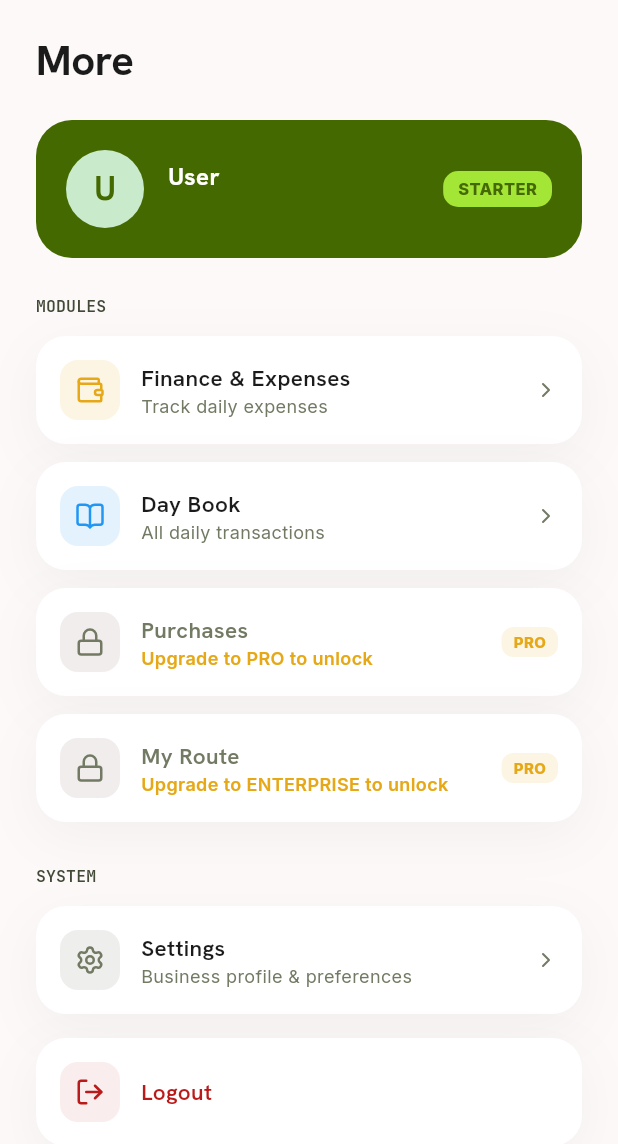
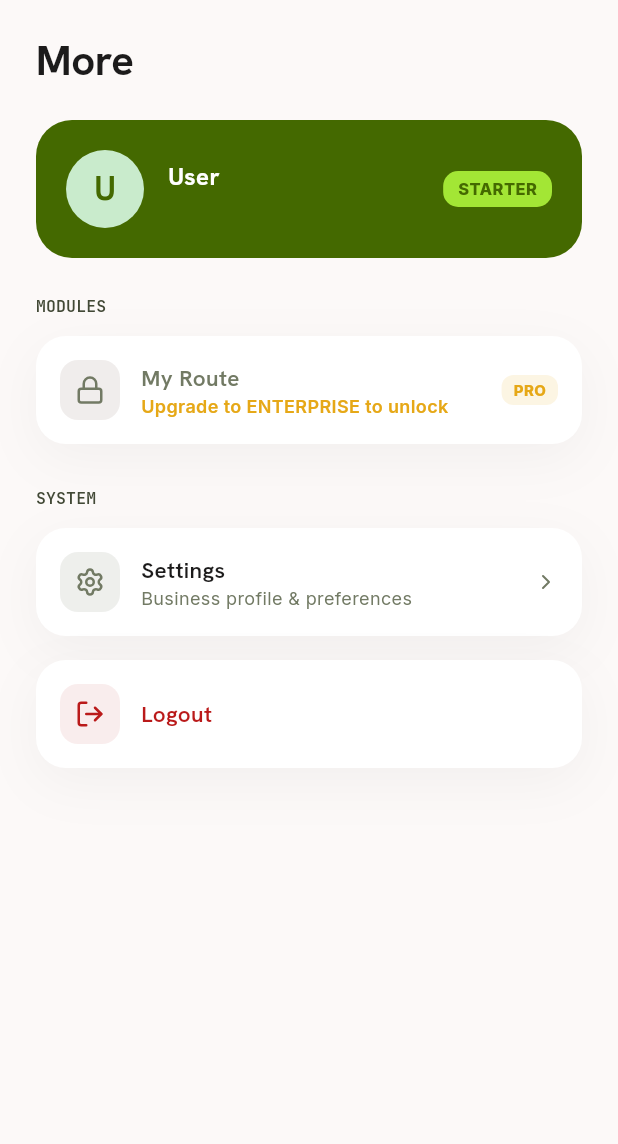
Before and after one commit to beinguvaize/StockMate, a Flutter app: the MenuScreen screen opened directly, on a phone screen of 412 x 824 dp. Shown: the top 1144 px of the screen. Run offline on Flutter 3.47's test engine with Material 3 defaults, Android fonts, the phone set to English and light mode, and no system bars; our stand-ins replace connectivity_plus, drift, flutter_riverpod, google_fonts, local_auth, lucide_icons and 3 more; missing offline and left inert: local_auth_android, local_auth_darwin, mobile_scanner; accounts and stored records are empty; generated files the repository leaves out were written again.

Commit message:
feat(mobile): RBAC parity with web app
Mobile only distinguished OWNER vs STAFF. Port the full web role
matrix to feature_gate.dart:
- GLOBAL_ADMIN / OWNER → all
- STAFF → view all, edit sales/clients/daybook
- SALES → sales/clients/daybook
- INVENTORY → inventory/purchases/suppliers
- DRIVER → vehicles/sales
- CUSTOM → granular permissions map

Add hasModulePermission, hasRole, canEdit. Load the user's
granular `permissions` jsonb into UserProfile/TenantContext.
Route menu + desktop-shell gating through the shared matrix.

Co-Authored-By: Claude Sonnet 4.6 <noreply@anthropic.com>

```diff
--- a/mobile_app/lib/core/auth/feature_gate.dart
+++ b/mobile_app/lib/core/auth/feature_gate.dart
@@ -12,6 +12,7 @@ const featureMinPlan = {
   'daybook': 'STARTER',
   'invoices': 'STARTER',
   'purchases': 'PRO',
+  'suppliers': 'PRO',
   'gstr': 'PRO',
   'reports': 'PRO',
   'hr': 'PRO',
@@ -20,36 +21,108 @@ const featureMinPlan = {
   'audit_log': 'ENTERPRISE',
 };
 
-// Role access — STAFF cannot access these features
-const staffBlocked = [
-  'reports',
-  'gstr',
-  'hr',
-  'users',
-  'audit_log',
-  'settings',
-];
+/// Mobile feature key → web module key alias map.
+/// Keys that don't appear here map 1:1.
+const _featureToModuleKey = <String, String>{
+  'logistics': 'vehicles',
+  'pos': 'sales',
+};
 
-/// Returns true if the user can access the given feature based on their plan and roles.
-/// First checks plan requirement, then role restrictions.
+String _toModuleKey(String feature) => _featureToModuleKey[feature] ?? feature;
+
+/// Faithful port of the web `hasPermission(moduleKey, action)` function.
+/// No plan check — pure role/permission logic.
+///
+/// [moduleKey]   — the web module key (already aliased before calling)
+/// [action]      — 'view' or 'edit'
+/// [roles]       — list of role strings from the user record
+/// [permissions] — optional granular permissions map: { moduleKey: { 'view': bool, 'edit': bool } }
+bool hasModulePermission(
+  String moduleKey,
+  String action, {
+  required List<String> roles,
+  Map<dynamic, dynamic>? permissions,
+}) {
+  if (roles.contains('GLOBAL_ADMIN')) return true;
+  if (roles.contains('OWNER')) return true;
+
+  if (roles.contains('STAFF')) {
+    if (action == 'view') return true;
+    return ['sales', 'clients', 'daybook'].contains(moduleKey);
+  }
+
+  if (roles.contains('SALES')) {
+    return ['sales', 'clients', 'daybook'].contains(moduleKey);
+  }
+
+  if (roles.contains('INVENTORY')) {
+    return ['inventory', 'purchases', 'suppliers'].contains(moduleKey);
+  }
+
+  if (roles.contains('DRIVER')) {
+    return ['vehicles', 'sales'].contains(moduleKey);
+  }
+
+  // CUSTOM / other roles — check granular permissions object
+  if (permissions != null) {
+    final modulePerms = permissions[moduleKey];
+    if (modulePerms is Map) {
+      final val = modulePerms[action];
+      return val == true;
+    }
+  }
+
+  return false;
+}
+
+/// Faithful port of the web `hasRole(role)` function.
+/// GLOBAL_ADMIN always returns true; otherwise checks exact role membership.
+bool hasRole(String role, List<String> roles) {
+  if (roles.contains('GLOBAL_ADMIN')) return true;
+  return roles.contains(role);
+}
+
+/// Returns true if the user can access [feature] for 'view' action AND edit if specified.
+///
+/// Checks plan gating first (unchanged), then applies the full web role matrix
+/// for the 'view' action via [hasModulePermission].
 bool canAccess(
   String feature, {
   required List<String> roles,
   required String plan,
+  Map<dynamic, dynamic>? permissions,
 }) {
-  // Check plan requirement
+  // Plan check — unchanged from original
   final minPlan = featureMinPlan[feature] ?? 'STARTER';
   final userPlanLevel = planOrder[plan] ?? 0;
   final requiredPlanLevel = planOrder[minPlan] ?? 0;
   if (userPlanLevel < requiredPlanLevel) return false;
 
-  // Check role restriction — if user is STAFF (and not OWNER), block staff-restricted features
-  final isOwner = roles.contains('OWNER');
-  if (!isOwner && roles.contains('STAFF')) {
-    if (staffBlocked.contains(feature)) return false;
-  }
+  // Role/permission check using web matrix (view action)
+  final moduleKey = _toModuleKey(feature);
+  return hasModulePermission(
+    moduleKey,
+    'view',
+    roles: roles,
+    permissions: permissions,
+  );
+}
 
-  return true;
+/// Returns true if the user can edit [feature].
+/// Uses the web role matrix with action='edit'.
+/// No plan check (caller should use canAccess for plan gate).
+bool canEdit(
+  String feature, {
+  required List<String> roles,
+  Map<dynamic, dynamic>? permissions,
+}) {
+  final moduleKey = _toModuleKey(feature);
+  return hasModulePermission(
+    moduleKey,
+    'edit',
+    roles: roles,
+    permissions: permissions,
+  );
 }
 
 /// Returns true if the user's plan meets the feature's minimum plan requirement.
--- a/mobile_app/lib/features/menu/presentation/menu_screen.dart
+++ b/mobile_app/lib/features/menu/presentation/menu_screen.dart
@@ -45,8 +45,8 @@ class MenuScreen extends ConsumerWidget {
                 data: (ctx) {
                   final roles = ctx?.userRoles ?? [];
                   final plan = ctx?.plan ?? 'STARTER';
+                  final permissions = ctx?.permissions;
                   final name = ctx?.userProfile.name ?? ctx?.userProfile.email ?? 'User';
-                  final isOwner = roles.contains('OWNER');
 
                   return Column(
                     crossAxisAlignment: CrossAxisAlignment.start,
@@ -136,6 +136,7 @@ class MenuScreen extends ConsumerWidget {
                         feature: 'expenses',
                         roles: roles,
                         plan: plan,
+                        permissions: permissions,
                         onTap: () => Navigator.push(context, MaterialPageRoute(builder: (_) => const FinanceScreen())),
                       ),
                       _MenuCard(
@@ -146,6 +147,7 @@ class MenuScreen extends ConsumerWidget {
                         feature: 'daybook',
                         roles: roles,
                         plan: plan,
+                        permissions: permissions,
                         onTap: () => Navigator.push(context, MaterialPageRoute(builder: (_) => const DayBookScreen())),
                       ),
                       _MenuCard(
@@ -156,9 +158,10 @@ class MenuScreen extends ConsumerWidget {
                         feature: 'purchases',
                         roles: roles,
                         plan: plan,
+                        permissions: permissions,
                         onTap: () => Navigator.push(context, MaterialPageRoute(builder: (_) => const PurchasesScreen())),
                       ),
-                      if (!staffBlocked.contains('reports') || isOwner)
+                      if (canAccess('reports', roles: roles, plan: plan, permissions: permissions))
                         _MenuCard(
                           icon: LucideIcons.barChart2,
                           iconColor: AppColors.primary,
@@ -167,9 +170,10 @@ class MenuScreen extends ConsumerWidget {
                           feature: 'reports',
                           roles: roles,
                           plan: plan,
+                          permissions: permissions,
                           onTap: () => Navigator.push(context, MaterialPageRoute(builder: (_) => const ReportsScreen())),
                         ),
-                      if (isOwner)
+                      if (canAccess('hr', roles: roles, plan: plan, permissions: permissions))
                         _MenuCard(
                           icon: LucideIcons.briefcase,
                           iconColor: const Color(0xFF673AB7),
@@ -178,9 +182,10 @@ class MenuScreen extends ConsumerWidget {
                           feature: 'hr',
                           roles: roles,
                           plan: plan,
+                          permissions: permissions,
                           onTap: () => Navigator.push(context, MaterialPageRoute(builder: (_) => const HRScreen())),
                         ),
-                      if (isOwner)
+                      if (canAccess('logistics', roles: roles, plan: plan, permissions: permissions))
                         _MenuCard(
                           icon: LucideIcons.truck,
                           iconColor: const Color(0xFFFF9800),
@@ -189,6 +194,7 @@ class MenuScreen extends ConsumerWidget {
                           feature: 'logistics',
                           roles: roles,
                           plan: plan,
+                          permissions: permissions,
                           onTap: () => Navigator.push(context, MaterialPageRoute(builder: (_) => const LogisticsScreen())),
                         ),
                       _MenuCard(
@@ -199,6 +205,7 @@ class MenuScreen extends ConsumerWidget {
                         feature: 'logistics',
                         roles: roles,
                         plan: plan,
+                        permissions: permissions,
                         alwaysShow: true,
                         onTap: () => Navigator.push(context, MaterialPageRoute(builder: (_) => const DriverRouteScreen())),
                       ),
@@ -215,6 +222,7 @@ class MenuScreen extends ConsumerWidget {
                         feature: 'settings',
                         roles: roles,
                         plan: plan,
+                        permissions: permissions,
                         alwaysShow: true,
                         onTap: () => Navigator.push(context, MaterialPageRoute(builder: (_) => const SettingsScreen())),
                       ),
@@ -299,6 +307,7 @@ class _MenuCard extends StatelessWidget {
   final String feature;
   final List<String> roles;
   final String plan;
+  final Map<dynamic, dynamic>? permissions;
   final VoidCallback onTap;
   final bool alwaysShow;
 
@@ -311,15 +320,21 @@ class _MenuCard extends StatelessWidget {
     required this.roles,
     required this.plan,
     required this.onTap,
+    this.permissions,
     this.alwaysShow = false,
   });
 
   @override
   Widget build(BuildContext context) {
-    final isOwner = roles.contains('OWNER');
-    final isRoleBlocked = staffBlocked.contains(feature) && !isOwner;
     final isPlanLocked = !planMeetsRequirement(feature, plan);
     final requiredPlan = requiredPlanFor(feature);
+    // Role check using the full web matrix (view action, plan already checked separately)
+    final isRoleBlocked = !hasModulePermission(
+      feature == 'logistics' ? 'vehicles' : (feature == 'pos' ? 'sales' : feature),
+      'view',
+      roles: roles,
+      permissions: permissions,
+    );
 
     if (isRoleBlocked && !alwaysShow) return const SizedBox.shrink();
 
```
Also changed, not shown: mobile_app/lib/core/auth/tenant_provider.dart (+10 -0 lines), mobile_app/lib/features/shell/desktop_shell.dart (+6 -3 lines).
